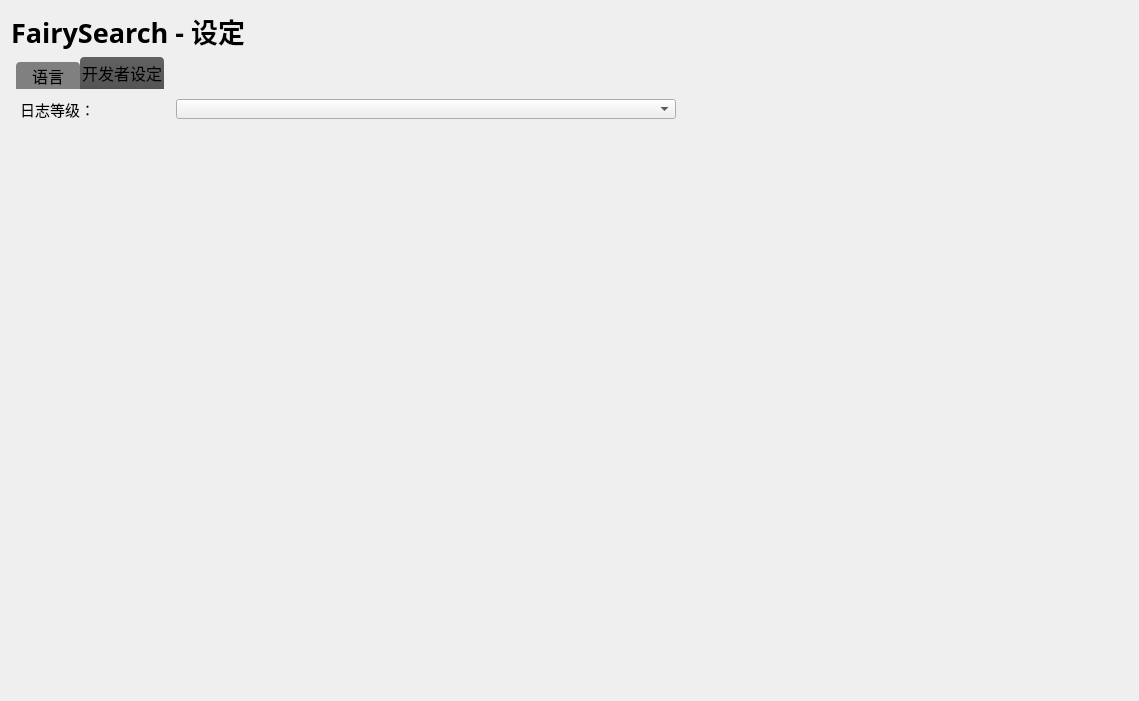
Qt form app/ui/setting.ui (SISUBEN/FairySearch) before a commit.
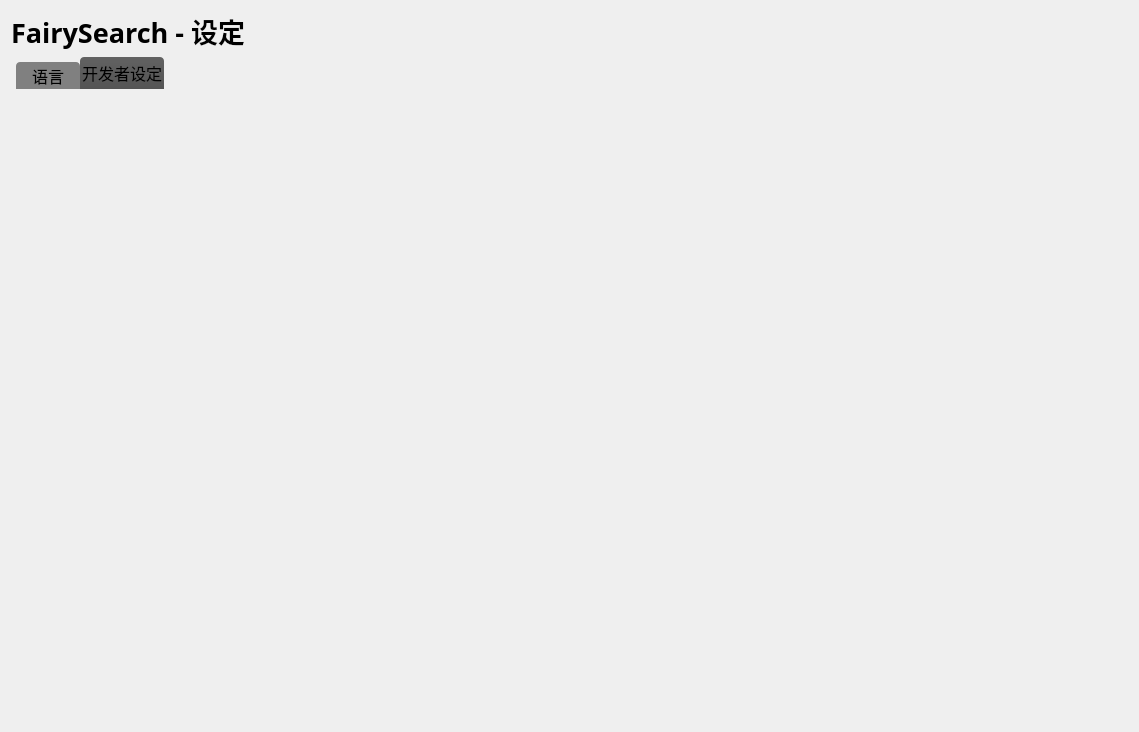
The same form after that commit. The open tabs and pages were chosen to show the change.

Commit message: Refactor: enhance settings UI with language and log level options

Patch:
```diff
--- a/app/ui/setting.ui
+++ b/app/ui/setting.ui
@@ -7,7 +7,7 @@
     <x>0</x>
     <y>0</y>
     <width>1139</width>
-    <height>701</height>
+    <height>732</height>
    </rect>
   </property>
   <property name="windowTitle">
@@ -209,66 +209,7 @@
         </attribute>
         <layout class="QVBoxLayout" name="verticalLayout_6">
          <item>
-          <layout class="QVBoxLayout" name="devVLayout">
-           <item>
-            <layout class="QHBoxLayout" name="horizontalLayout_3">
-             <item>
-              <widget class="QLabel" name="label_3">
-               <property name="minimumSize">
-                <size>
-                 <width>150</width>
-                 <height>0</height>
-                </size>
-               </property>
-               <property name="maximumSize">
-                <size>
-                 <width>150</width>
-                 <height>16777215</height>
-                </size>
-               </property>
-               <property name="font">
-                <font>
-                 <family>Microsoft YaHei</family>
-                 <pointsize>11</pointsize>
-                </font>
-               </property>
-               <property name="text">
-                <string>日志等级：</string>
-               </property>
-              </widget>
-             </item>
-             <item>
-              <widget class="QComboBox" name="langComboBox_2">
-               <property name="minimumSize">
-                <size>
-                 <width>500</width>
-                 <height>0</height>
-                </size>
-               </property>
-               <property name="maximumSize">
-                <size>
-                 <width>400</width>
-                 <height>20</height>
-                </size>
-               </property>
-              </widget>
-             </item>
-             <item>
-              <spacer name="horizontalSpacer_2">
-               <property name="orientation">
-                <enum>Qt::Orientation::Horizontal</enum>
-               </property>
-               <property name="sizeHint" stdset="0">
-                <size>
-                 <width>40</width>
-                 <height>20</height>
-                </size>
-               </property>
-              </spacer>
-             </item>
-            </layout>
-           </item>
-          </layout>
+          <layout class="QVBoxLayout" name="devVLayout"/>
          </item>
          <item>
           <spacer name="verticalSpacer_2">
```
Left out of the diff: 65 changed lines with no effect on the pictures. The commit also changes 2 other files.
